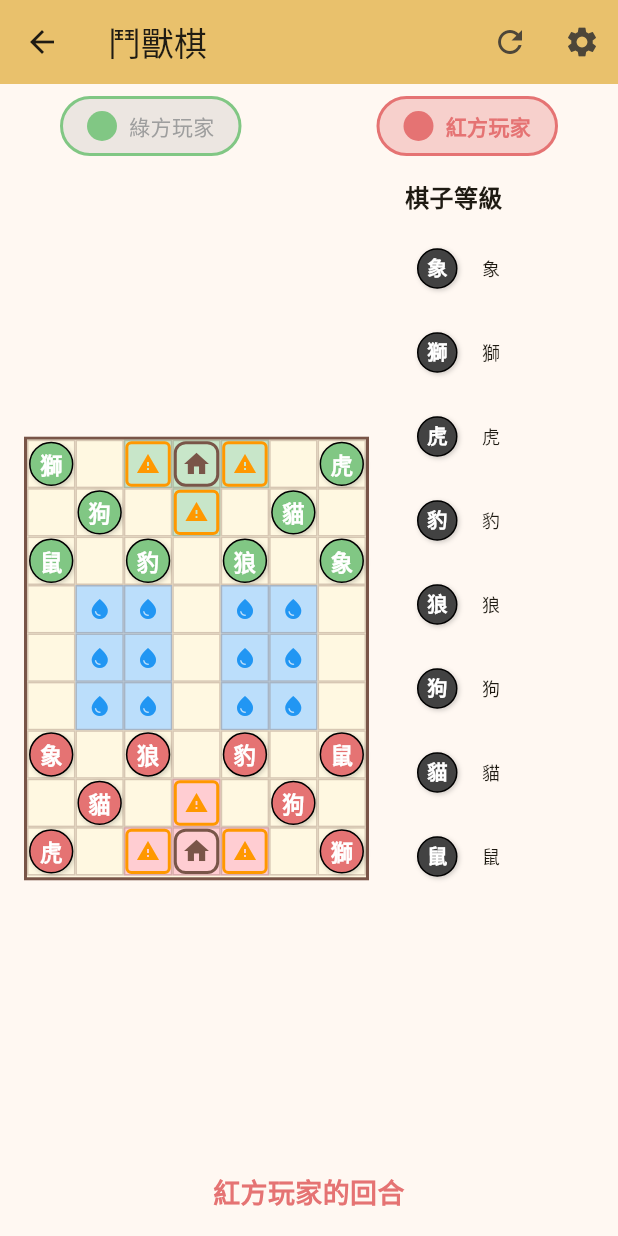
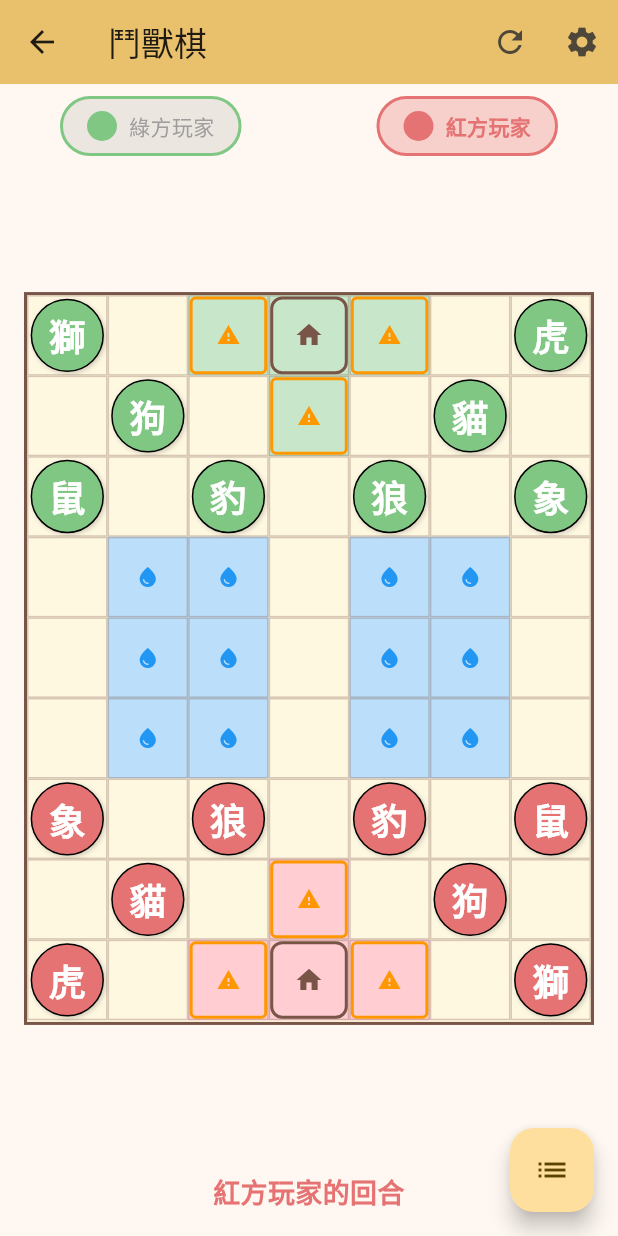
Before and after one commit to neoalienson/animal_chess, a Flutter app: the AnimalChessGameScreen screen opened directly, on a phone screen of 412 x 824 dp. Run offline on Flutter 3.47's test engine with Material 3 defaults, Android fonts, the phone set to English and light mode, and no system bars; our stand-ins replace get_it; generated files the repository leaves out were written again.

Commit message:
rank list

```diff
--- a/lib/l10n/app_de.arb
+++ b/lib/l10n/app_de.arb
@@ -48,5 +48,6 @@
   "variantDogRiver": "Hund-Fluss-Variante:",
   "variantDogEnterRiver": "Hund kann den Fluss betreten.",
   "variantDogCaptureFromRiver": "Nur der Hund kann Figuren am Ufer vom Fluss aus schlagen",
-  "piecesRank": "Figuren-Rang"
+  "piecesRank": "Figurenrang",
+  "piecesRankListTitle": "Figurenrang"
 }
--- a/lib/l10n/app_en.arb
+++ b/lib/l10n/app_en.arb
@@ -48,5 +48,6 @@
   "variantDogRiver": "Dog River Variant:",
   "variantDogEnterRiver": "Dog can enter the river",
   "variantDogCaptureFromRiver": "Only the Dog can capture pieces on the shore from within the river",
-  "piecesRank": "Pieces Rank"
+  "piecesRank": "Pieces Rank",
+  "piecesRankListTitle": "Pieces Rank"
 }
--- a/lib/l10n/app_es.arb
+++ b/lib/l10n/app_es.arb
@@ -48,5 +48,6 @@
   "variantDogRiver": "Variante del río Perro:",
   "variantDogEnterRiver": "El Perro puede entrar al río.",
   "variantDogCaptureFromRiver": "Solo el Perro puede capturar piezas en la orilla desde dentro del río",
-  "piecesRank": "Rango de piezas"
+  "piecesRank": "Rango de Piezas",
+  "piecesRankListTitle": "Rango de Piezas"
 }
--- a/lib/l10n/app_fr.arb
+++ b/lib/l10n/app_fr.arb
@@ -41,6 +41,7 @@
   "variantDogEnterRiver": "Le Chien peut entrer dans la rivière.",
   "variantDogCaptureFromRiver": "Seul le Chien peut capturer des pièces sur le rivage depuis la rivière",
   "piecesRank": "Rang des pièces",
+  "piecesRankListTitle": "Rang des pièces",
   "elephantName": "Éléphant",
   "lionName": "Lion",
   "tigerName": "Tigre",
--- a/lib/l10n/app_ja.arb
+++ b/lib/l10n/app_ja.arb
@@ -41,6 +41,7 @@
   "variantDogEnterRiver": "犬は川に入ることができます。",
   "variantDogCaptureFromRiver": "犬だけが川の中から岸の駒を捕獲できます",
   "piecesRank": "駒のランク",
+  "piecesRankListTitle": "駒のランク",
   "elephantName": "ゾウ",
   "lionName": "ライオン",
   "tigerName": "トラ",
--- a/lib/l10n/app_ko.arb
+++ b/lib/l10n/app_ko.arb
@@ -40,7 +40,8 @@
   "variantDogRiver": "개 강 변형:",
   "variantDogEnterRiver": "개는 강에 들어갈 수 있습니다.",
   "variantDogCaptureFromRiver": "개만이 강에서 해안의 말을 잡을 수 있습니다",
-  "piecesRank": "말의 등급",
+  "piecesRank": "기물 순위",
+  "piecesRankListTitle": "기물 순위",
   "elephantName": "코끼리",
   "lionName": "사자",
   "tigerName": "호랑이",
--- a/lib/l10n/app_pt.arb
+++ b/lib/l10n/app_pt.arb
@@ -40,7 +40,8 @@
   "variantDogRiver": "Variante do Rio Cão:",
   "variantDogEnterRiver": "O Cão pode entrar no rio.",
   "variantDogCaptureFromRiver": "Apenas o Cão pode capturar peças na margem a partir do rio",
-  "piecesRank": "Patente das peças",
+  "piecesRank": "Classificação das Peças",
+  "piecesRankListTitle": "Classificação das Peças",
   "elephantName": "Elefante",
   "lionName": "Leão",
   "tigerName": "Tigre",
--- a/lib/l10n/app_th.arb
+++ b/lib/l10n/app_th.arb
@@ -40,7 +40,8 @@
   "variantDogRiver": "รูปแบบแม่น้ำสุนัข:",
   "variantDogEnterRiver": "สุนัขสามารถลงแม่น้ำได้",
   "variantDogCaptureFromRiver": "สุนัขเท่านั้นที่สามารถจับหมากบนฝั่งจากในแม่น้ำได้",
-  "piecesRank": "ระดับหมาก",
+  "piecesRank": "อันดับของหมาก",
+  "piecesRankListTitle": "อันดับของหมาก",
   "elephantName": "ช้าง",
   "lionName": "สิงโต",
   "tigerName": "เสือ",
--- a/lib/l10n/app_zh.arb
+++ b/lib/l10n/app_zh.arb
@@ -48,5 +48,6 @@
   "variantDogRiver": "狗入河变体：",
   "variantDogEnterRiver": "狗可以进入河流。",
   "variantDogCaptureFromRiver": "只有狗可以在河中捕获岸上的棋子",
-  "piecesRank": "棋子等级"
+  "piecesRank": "棋子等级",
+  "piecesRankListTitle": "棋子等级"
 }
--- a/lib/l10n/app_zh_TW.arb
+++ b/lib/l10n/app_zh_TW.arb
@@ -48,5 +48,6 @@
   "variantDogRiver": "狗入河變體：",
   "variantDogEnterRiver": "狗可以進入河流。",
   "variantDogCaptureFromRiver": "只有狗可以在河中捕獲岸上的棋子",
-  "piecesRank": "棋子等級"
+  "piecesRank": "棋子等級",
+  "piecesRankListTitle": "棋子等級"
 }
--- a/lib/screens/animal_chess_game_screen.dart
+++ b/lib/screens/animal_chess_game_screen.dart
@@ -14,9 +14,7 @@ import 'package:animal_chess/constants/ui_constants.dart';
 import 'package:animal_chess/core/service_locator.dart';
 
 class AnimalChessGameScreen extends StatefulWidget {
-  const AnimalChessGameScreen({
-    super.key,
-  });
+  const AnimalChessGameScreen({super.key});
 
   @override
   State<AnimalChessGameScreen> createState() => _AnimalChessGameScreenState();
@@ -89,27 +87,6 @@ class _AnimalChessGameScreenState extends State<AnimalChessGameScreen> {
                     ),
                   ),
                 ),
-
-                // Pieces Rank panel
-                SizedBox(
-                  width: 150,
-                  child: Column(
-                    crossAxisAlignment: CrossAxisAlignment.start,
-                    children: [
-                      Padding(
-                        padding: const EdgeInsets.all(UIConstants.smallPadding),
-                        child: Text(
-                          localizations.piecesRank,
-                          style: const TextStyle(
-                            fontSize: UIConstants.boardFontSize,
-                            fontWeight: FontWeight.bold,
-                          ),
-                        ),
-                      ),
-                      Expanded(child: _buildPiecesRankList()),
-                    ],
-                  ),
-                ),
               ],
             ),
           ),
@@ -118,6 +95,34 @@ class _AnimalChessGameScreenState extends State<AnimalChessGameScreen> {
           _buildGameStatus(),
         ],
       ),
+      floatingActionButton: FloatingActionButton(
+        tooltip: AppLocalizations.of(context).piecesRank,
+        child: const Icon(Icons.list),
+        onPressed: _showPiecesRank,
+      ),
+    );
+  }
+
+  /// Show pieces rank dialog
+  void _showPiecesRank() {
+    showDialog(
+      context: context,
+      builder: (BuildContext context) {
+        return AlertDialog(
+          title: Text(AppLocalizations.of(context).piecesRank),
+          content: SizedBox(
+            height: 400, // Fixed height to prevent layout issues
+            width: 300, // Fixed width for consistent dialog
+            child: const PiecesRankListWidget(),
+          ),
+          actions: [
+            TextButton(
+              child: Text(AppLocalizations.of(context).close),
+              onPressed: () => Navigator.of(context).pop(),
+            ),
+          ],
+        );
+      },
     );
   }
 
@@ -252,11 +257,6 @@ class _AnimalChessGameScreenState extends State<AnimalChessGameScreen> {
     }
   }
 
-  /// Build pieces rank list
-  Widget _buildPiecesRankList() {
-    return PiecesRankListWidget();
-  }
-
   /// Show rules dialog
   void _showRulesDialog() {
     showDialog(
```
Also changed, not shown: lib/widgets/pieces_rank_list_widget.dart (+10 -2 lines), 1 other file.
